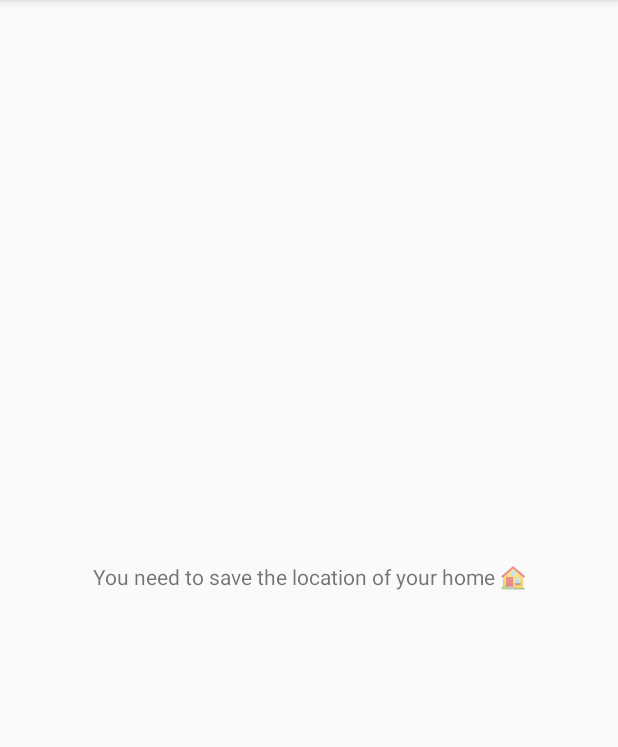
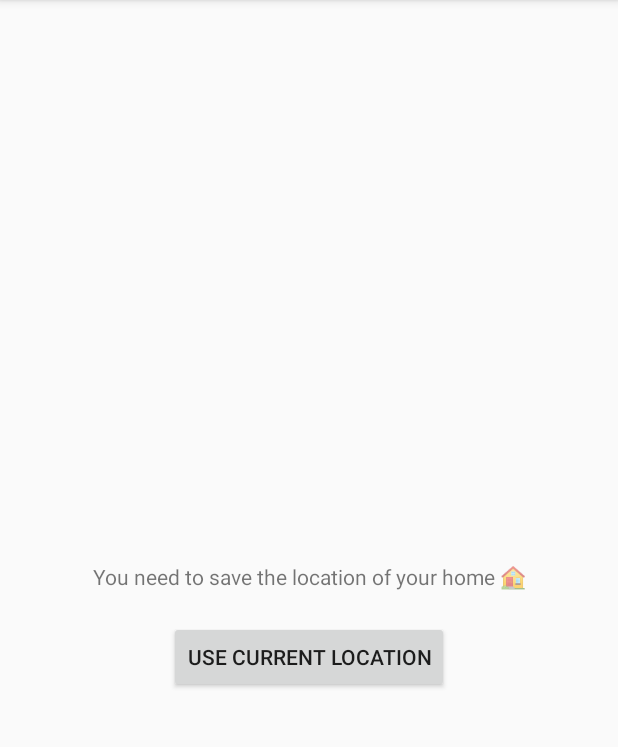
Before and after one commit to gianlucaparadise/memoranda-loco, an Android app: the screen it shows after launch (MainActivity), on a phone screen of 412 x 824 dp, the part 84-831 px from its top. Run offline under Robolectric (Android 15) with nearby library versions, the phone set to English and light mode, and no system bars; our stand-ins replace Dagger/Hilt's generated code, Room's generated code, data binding; libraries missing offline, so code that uses them is left out: androidx.hilt.lifecycle.

Commit message:
Empty button to request location handling

```diff
--- a/app/src/main/java/com/gianlucaparadise/memorandaloco/ui/main/MainFragment.kt
+++ b/app/src/main/java/com/gianlucaparadise/memorandaloco/ui/main/MainFragment.kt
@@ -4,6 +4,7 @@ import android.os.Bundle
 import android.view.LayoutInflater
 import android.view.View
 import android.view.ViewGroup
+import androidx.core.view.isVisible
 import androidx.fragment.app.Fragment
 import androidx.lifecycle.Observer
 import androidx.navigation.navGraphViewModels
@@ -53,6 +54,9 @@ class MainFragment : Fragment() {
                 MainViewModel.ErrorType.MissingHome -> view.context.getString(R.string.error_missing_home)
                 MainViewModel.ErrorType.GenericError -> view.context.getString(R.string.error_geofences_generic)
             }
+
+            btn_requestLocation.isVisible =
+                errorDescriptor.type == MainViewModel.ErrorType.MissingHome
         })
 
         viewModel.addGeofence() // This will also ask for permissions
--- a/app/src/main/java/com/gianlucaparadise/memorandaloco/ui/main/MainViewModel.kt
+++ b/app/src/main/java/com/gianlucaparadise/memorandaloco/ui/main/MainViewModel.kt
@@ -82,6 +82,10 @@ class MainViewModel @ViewModelInject constructor(
         }
     }
 
+    fun requestLocation() {
+        Log.d(tag, "requestLocation: requesting")
+    }
+
     data class ErrorDescriptor<T : Enum<T>>(
         val type: T,
         val code: String? = null,
--- a/app/src/main/res/layout/main_fragment.xml
+++ b/app/src/main/res/layout/main_fragment.xml
@@ -28,5 +28,16 @@
             app:layout_constraintTop_toTopOf="parent"
             tools:text="@string/geofence_ok" />
 
+        <Button
+            android:id="@+id/btn_requestLocation"
+            android:layout_width="wrap_content"
+            android:layout_height="wrap_content"
+            android:layout_margin="20dp"
+            app:layout_constraintTop_toBottomOf="@+id/txt_message"
+            app:layout_constraintStart_toStartOf="parent"
+            app:layout_constraintEnd_toEndOf="parent"
+            android:onClick="@{() -> viewmodel.requestLocation()}"
+            android:text="@string/btn_requestLocation_label"/>
+
     </androidx.constraintlayout.widget.ConstraintLayout>
 </layout>
--- a/app/src/main/res/values/strings.xml
+++ b/app/src/main/res/values/strings.xml
@@ -19,4 +19,5 @@
     <string name="notification_body_at_home"><strong>Tap me</strong> to turn off the bluetooth to deactivate Immuni</string>
     <string name="notification_title_outside_home">You\'re leaving home, get ready for the adventure! 🗡🛡</string>
     <string name="notification_body_outside_home"><strong>Tap me</strong> to turn on Immuni</string>
+    <string name="btn_requestLocation_label">Use Current Location</string>
 </resources>
```
